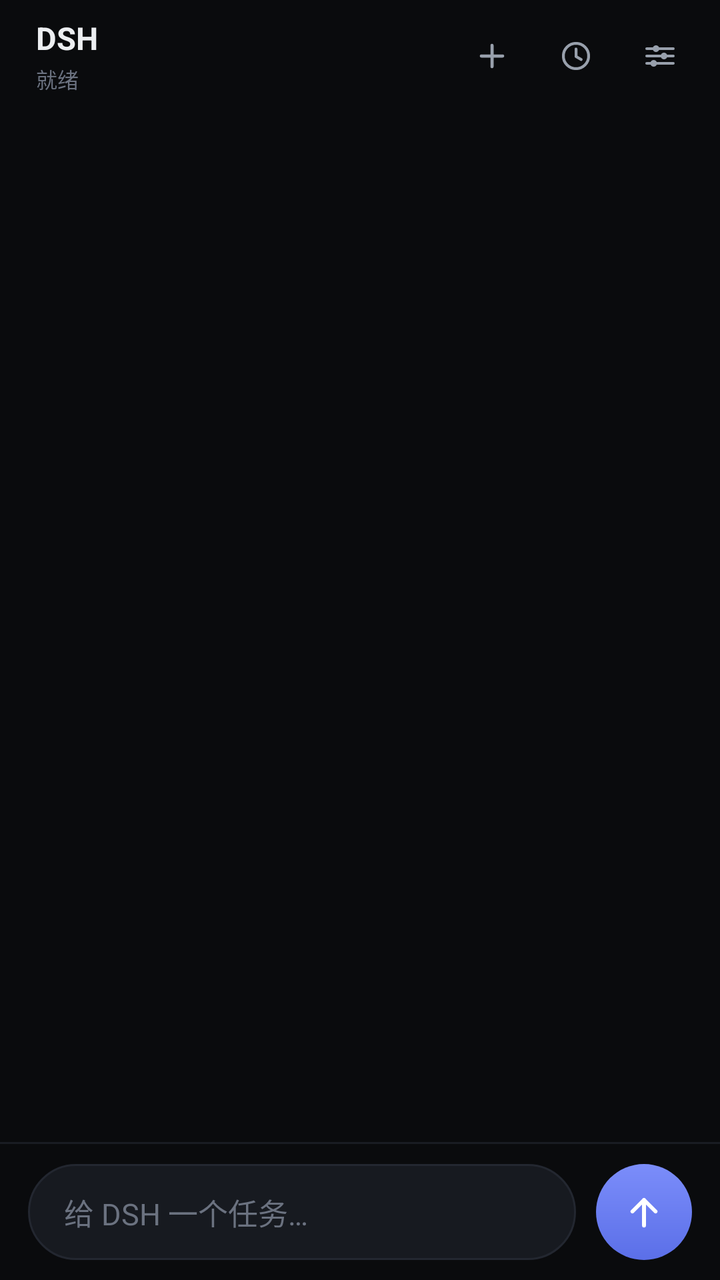
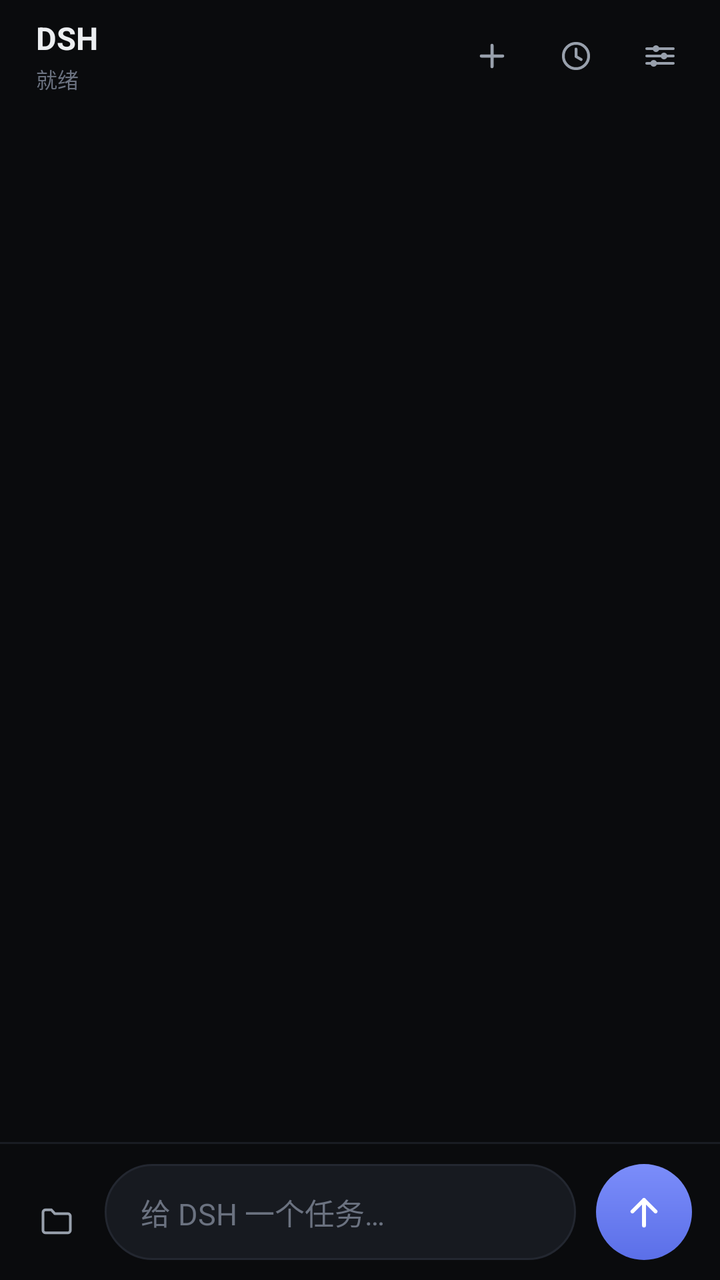

Before-and-after screenshots of an Android layout around one commit, followed by the original layout XML and the change that was made.
<!-- AndroidManifest.xml: application theme Theme.Dsh -->
<!-- res/layout/activity_main.xml -->
<?xml version="1.0" encoding="utf-8"?>
<LinearLayout xmlns:android="http://schemas.android.com/apk/res/android"
    android:layout_width="match_parent"
    android:layout_height="match_parent"
    android:background="@color/bg"
    android:fitsSystemWindows="true"
    android:orientation="vertical">

    <LinearLayout style="@style/TopBar">

        <LinearLayout
            android:layout_width="0dp"
            android:layout_height="wrap_content"
            android:layout_weight="1"
            android:orientation="vertical">

            <TextView
                android:id="@+id/title"
                android:layout_width="wrap_content"
                android:layout_height="wrap_content"
                android:singleLine="true"
                android:text="DSH"
                android:textColor="@color/text"
                android:textSize="15.5sp"
                android:textStyle="bold" />

            <TextView
                android:id="@+id/status"
                android:layout_width="wrap_content"
                android:layout_height="wrap_content"
                android:layout_marginTop="2dp"
                android:singleLine="true"
                android:text="就绪"
                android:textColor="@color/text_faint"
                android:textSize="10.5sp" />
        </LinearLayout>

        <ImageView
            android:id="@+id/btnNew"
            style="@style/IconButton"
            android:contentDescription="新建会话"
            android:src="@drawable/ic_plus_24" />

        <ImageView
            android:id="@+id/btnSessions"
            style="@style/IconButton"
            android:layout_marginLeft="2dp"
            android:contentDescription="会话列表"
            android:src="@drawable/ic_history_24" />

        <ImageView
            android:id="@+id/btnSettings"
            style="@style/IconButton"
            android:layout_marginLeft="2dp"
            android:contentDescription="设置"
            android:src="@drawable/ic_sliders_24" />
    </LinearLayout>

    <ScrollView
        android:id="@+id/scroll"
        android:layout_width="match_parent"
        android:layout_height="0dp"
        android:layout_weight="1"
        android:clipToPadding="false"
        android:fillViewport="true"
        android:scrollbars="none">

        <LinearLayout
            android:id="@+id/feed"
            android:layout_width="match_parent"
            android:layout_height="wrap_content"
            android:orientation="vertical"
            android:paddingLeft="18dp"
            android:paddingTop="8dp"
            android:paddingRight="18dp"
            android:paddingBottom="18dp" />
    </ScrollView>

    <View
        android:layout_width="match_parent"
        android:layout_height="1dp"
        android:background="@color/line_soft" />

    <LinearLayout
        android:id="@+id/inputbar"
        android:layout_width="match_parent"
        android:layout_height="wrap_content"
        android:background="@color/bg"
        android:gravity="bottom"
        android:orientation="horizontal"
        android:paddingLeft="14dp"
        android:paddingTop="10dp"
        android:paddingRight="14dp"
        android:paddingBottom="10dp">

        <EditText
            android:id="@+id/input"
            android:layout_width="0dp"
            android:layout_height="wrap_content"
            android:layout_weight="1"
            android:background="@drawable/bg_input"
            android:gravity="center_vertical|start"
            android:hint="@string/hint_input"
            android:inputType="textMultiLine|textCapSentences"
            android:maxLines="5"
            android:minHeight="48dp"
            android:paddingLeft="18dp"
            android:paddingTop="13dp"
            android:paddingRight="18dp"
            android:paddingBottom="13dp"
            android:textColor="@color/text"
            android:textColorHint="@color/text_faint"
            android:textSize="15sp" />

        <ImageView
            android:id="@+id/send"
            android:layout_width="48dp"
            android:layout_height="48dp"
            android:layout_marginLeft="10dp"
            android:background="@drawable/bg_send_button"
            android:clickable="true"
            android:contentDescription="发送"
            android:focusable="true"
            android:padding="13dp"
            android:scaleType="fitCenter"
            android:src="@drawable/ic_send_24" />
    </LinearLayout>
</LinearLayout>
<!-- resources referenced by this layout -->
<resources>
  <color name="bg">#0A0B0D</color>
  <color name="line_soft">#191D23</color>
  <color name="text">#ECEEF1</color>
  <color name="text_faint">#6B7280</color>
  <!-- drawable bg_input (drawable) -->
  <?xml version="1.0" encoding="utf-8"?>
  <shape xmlns:android="http://schemas.android.com/apk/res/android"
      android:shape="rectangle">
      <solid android:color="@color/surface2" />
      <stroke
          android:width="1dp"
          android:color="@color/line" />
      <corners android:radius="24dp" />
  </shape>
  <!-- drawable bg_send_button (drawable) -->
  <?xml version="1.0" encoding="utf-8"?>
  <ripple xmlns:android="http://schemas.android.com/apk/res/android"
      android:color="#40FFFFFF">
      <item android:id="@android:id/mask">
          <shape android:shape="oval">
              <solid android:color="#FFFFFF" />
          </shape>
      </item>
      <item android:drawable="@drawable/bg_send" />
  </ripple>
  <!-- drawable ic_plus_24 (drawable) -->
  <?xml version="1.0" encoding="utf-8"?>
  <vector xmlns:android="http://schemas.android.com/apk/res/android"
      android:width="24dp"
      android:height="24dp"
      android:viewportWidth="24"
      android:viewportHeight="24">
      <path
          android:pathData="M12,5.6 L12,18.4 M5.6,12 L18.4,12"
          android:strokeColor="#FFFFFF"
          android:strokeLineCap="round"
          android:strokeWidth="1.9" />
  </vector>
  <string name="hint_input">给 DSH 一个任务…</string>
  <style name="TopBar">
          <item name="android:layout_width">match_parent</item>
          <item name="android:layout_height">56dp</item>
          <item name="android:orientation">horizontal</item>
          <item name="android:gravity">center_vertical</item>
          <item name="android:paddingLeft">18dp</item>
          <item name="android:paddingRight">10dp</item>
          <item name="android:background">@color/bg</item>
      </style>
  <color name="surface2">#171A20</color>
  <color name="line">#232730</color>
  <!-- drawable bg_send (drawable) -->
  <?xml version="1.0" encoding="utf-8"?>
  <shape xmlns:android="http://schemas.android.com/apk/res/android"
      android:shape="oval">
      <gradient
          android:angle="270"
          android:endColor="#5B6FE8"
          android:startColor="#7B8DFA"
          android:type="linear" />
  </shape>
  <color name="text_dim">#98A0AC</color>
  <color name="accent">#6D82F7</color>
  <style name="DshDialog" parent="@android:style/Theme.Material.Dialog.NoActionBar">
          <item name="android:windowBackground">@drawable/bg_dialog</item>
          <item name="android:colorAccent">@color/accent</item>
          <item name="android:textColorPrimary">@color/text</item>
          <item name="android:textColorSecondary">@color/text_dim</item>
          <item name="android:windowMinWidthMajor">82%</item>
          <item name="android:windowMinWidthMinor">92%</item>
      </style>
  <!-- drawable bg_dialog (drawable) -->
  <?xml version="1.0" encoding="utf-8"?>
  <shape xmlns:android="http://schemas.android.com/apk/res/android"
      android:shape="rectangle">
      <solid android:color="@color/surface" />
      <stroke
          android:width="1dp"
          android:color="@color/line" />
      <corners android:radius="20dp" />
  </shape>
  <color name="surface">#12151A</color>
  <!-- unchanged entries left out for length: 5 -->
</resources>

<!-- the commit's change to res/layout/activity_main.xml (unified diff, before → after) -->
@@ -93,6 +93,15 @@
         android:paddingRight="14dp"
         android:paddingBottom="10dp">
 
+        <ImageView
+            android:id="@+id/btnFiles"
+            style="@style/IconButton"
+            android:layout_gravity="bottom"
+            android:layout_marginLeft="-6dp"
+            android:layout_marginRight="4dp"
+            android:contentDescription="工作区文件"
+            android:src="@drawable/ic_folder_24" />
+
         <EditText
             android:id="@+id/input"
             android:layout_width="0dp"
<!-- resource entries referenced after the edit -->
@@ -25,6 +25,19 @@
       </item>
       <item android:drawable="@drawable/bg_send" />
   </ripple>
+  <!-- drawable ic_folder_24 (drawable) -->
+  <?xml version="1.0" encoding="utf-8"?>
+  <vector xmlns:android="http://schemas.android.com/apk/res/android"
+      android:width="24dp"
+      android:height="24dp"
+      android:viewportWidth="24"
+      android:viewportHeight="24">
+      <path
+          android:pathData="M3.8,18.2 L3.8,7.4 A1.5,1.5 0 0 1 5.3,5.9 L8.8,5.9 L10.9,8.2 L18.7,8.2 A1.5,1.5 0 0 1 20.2,9.7 L20.2,18.2 A1.5,1.5 0 0 1 18.7,19.7 L5.3,19.7 A1.5,1.5 0 0 1 3.8,18.2 Z"
+          android:strokeColor="#FFFFFF"
+          android:strokeLineJoin="round"
+          android:strokeWidth="1.6" />
+  </vector>
   <!-- drawable ic_plus_24 (drawable) -->
   <?xml version="1.0" encoding="utf-8"?>
   <vector xmlns:android="http://schemas.android.com/apk/res/android"
